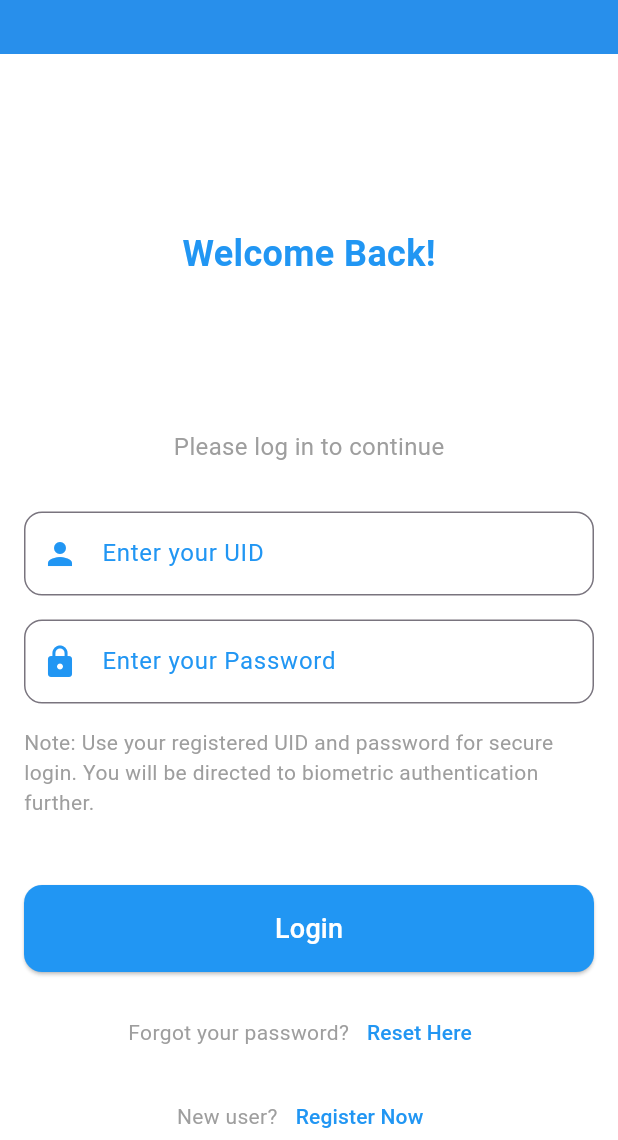
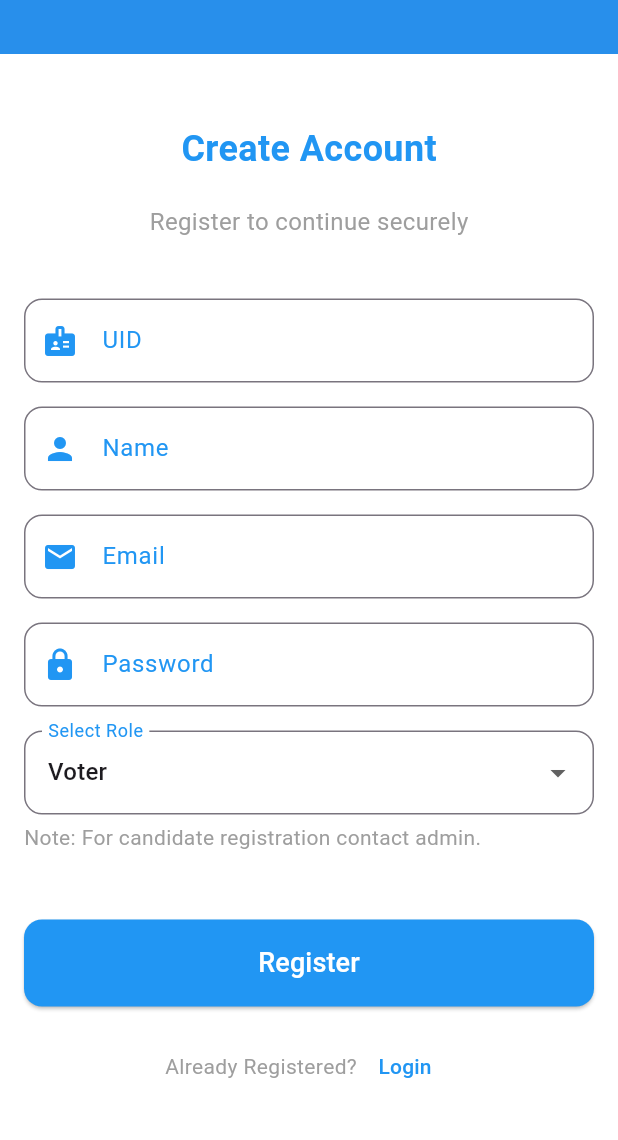
Before and after one commit to Anichattrjee/Final_Yr_Project, a Flutter app: the LoginPage screen opened directly, after a tap on "Register Now", on a phone screen of 412 x 824 dp, the part 96-1236 px from its top. Run offline on Flutter 3.47's test engine with Material 3 defaults, Android fonts, the phone set to English and light mode, and no system bars; our stand-ins replace eva_icons_flutter, get, get_storage, shared_preferences, velocity_x; accounts and stored records are empty.

Commit message:
login integration | user state persistence

```diff
--- a/app/lib/auth/auth_wrapper.dart
+++ b/app/lib/auth/auth_wrapper.dart
@@ -1,5 +1,6 @@
 import 'package:flutter/widgets.dart';
 import 'package:get/get.dart';
+
 import '../controllers/auth_controller.dart';
 import '../database/local_storage.dart';
 import '../pages/login_page.dart';
@@ -8,28 +9,31 @@ import '../pages/navigation_wrapper.dart';
 class AuthWrapper {
   final AuthController _authController = Get.put(AuthController());
 
-  var _user;  // to be modified with the user-model after the backend is ready
-  String? _email;
+  var _loggedIn;
+  String? _email = '';
+  String? _password = '';
 
   Future<Widget> navigateUser() async {
-    _user = _authController.user.value;
+    await fetchUser();
 
-    if (_user != null) {
-      // _email = await LocalStorage.getUserEmail();
-      // if (_email != null && _email!.isNotEmpty) {
+    if (_loggedIn != null && _loggedIn) {
+      debugPrint(_loggedIn.toString());
+      bool loginSuccess =
+          await _authController.login(_email.toString(), _password.toString());
+
+      if (loginSuccess) {
         return NavigationWrapper();
-      // }
-      // else {
-      //   return const LoginPage();
-      // }
-    } else {
-      return const LoginPage();
+      } else {
+        return LoginPage();
+      }
     }
+
+    return const LoginPage();
   }
 
-  // Optional: This method can be used to explicitly fetch user data when needed
-  void fetchUser() async {
-    _user = _authController.user.value;
+  Future<void> fetchUser() async {
+    _password = await LocalStorage.getUserPassword();
     _email = await LocalStorage.getUserEmail();
+    _loggedIn = await LocalStorage.isLoggedIn();
   }
 }
--- a/app/lib/controllers/auth_controller.dart
+++ b/app/lib/controllers/auth_controller.dart
@@ -1,19 +1,45 @@
+import 'dart:convert';
+
+import 'package:app/database/local_storage.dart';
+import 'package:app/utils/AppConstant.dart';
+import 'package:flutter/material.dart';
 import 'package:get/get.dart';
+import 'package:http/http.dart' as http;
 
 class AuthController extends GetxController {
   var isLoading = false.obs;
   var errorMessage = ''.obs;
-  var user =
-      ''.obs; // to be modified with the user-model after the backend is ready
-  Future<void> login(String username, String password) async {
+  var token = ''.obs;
+  var user = {}.obs;
+  var loggedIn = false.obs;
+  final String baseUrl = AppConstant.baseurlLocal + '/auth';
+
+  Future<bool> login(String email, String password) async {
+    debugPrint("inside login");
+    debugPrint(baseUrl);
     isLoading.value = true;
     try {
-      await Future.delayed(Duration(seconds: 2));
-      if (username == "test" && password == "password") {
-        Get.snackbar("Login Success", "Welcome, $username!");
-        user.value = "testuser";
+      final response = await http.post(
+        Uri.parse('$baseUrl/login'),
+        headers: {'Content-Type': 'application/json'},
+        body: jsonEncode({'email': email, 'password': password}),
+      );
+
+      final data = jsonDecode(response.body);
+      if (response.statusCode == 200) {
+        loggedIn.value = true;
+        token.value = data['token'];
+        user.value = data['user'];
+
+        await LocalStorage.saveUserDetails(
+            name: data['user']['username'],
+            email: data['user']['email'],
+            pwd: password);
+        debugPrint('user loggedIn' + loggedIn.value.toString());
+        Get.snackbar("Login Success", "Welcome, ${data['user']['username']}!");
+        return true;
       } else {
-        throw Exception("Invalid username or password.");
+        throw Exception(data['message']);
       }
     } catch (e) {
       errorMessage.value = e.toString();
@@ -21,9 +47,84 @@ class AuthController extends GetxController {
     } finally {
       isLoading.value = false;
     }
+    return false;
+  }
+
+  Future<void> register(Map<String, dynamic> formData) async {
+    debugPrint("inside register");
+    debugPrint(baseUrl);
+    isLoading.value = true;
+    try {
+      final response = await http.post(
+        Uri.parse('$baseUrl/register'),
+        headers: {'Content-Type': 'application/json'},
+        body: jsonEncode(formData),
+      );
+
+      final data = jsonDecode(response.body);
+      if (response.statusCode == 201) {
+        Get.snackbar("Registration Success", data['message']);
+      } else {
+        throw Exception(data['message']);
+      }
+    } catch (e) {
+      errorMessage.value = e.toString();
+      Get.snackbar("Registration Failed", errorMessage.value);
+    } finally {
+      isLoading.value = false;
+    }
+  }
+
+  Future<void> requestPasswordReset(String email) async {
+    isLoading.value = true;
+    try {
+      final response = await http.post(
+        Uri.parse('$baseUrl/reset-password-request'),
+        headers: {'Content-Type': 'application/json'},
+        body: jsonEncode({'email': email}),
+      );
+
+      final data = jsonDecode(response.body);
+      if (response.statusCode == 200) {
+        Get.snackbar("Token Sent", "Reset token: ${data['resetToken']}");
+        // In production, you'd email the token and not show it
+      } else {
+        throw Exception(data['message']);
+      }
+    } catch (e) {
+      errorMessage.value = e.toString();
+      Get.snackbar("Reset Failed", errorMessage.value);
+    } finally {
+      isLoading.value = false;
+    }
+  }
+
+  Future<void> resetPassword(String token, String newPassword) async {
+    isLoading.value = true;
+    try {
+      final response = await http.post(
+        Uri.parse('$baseUrl/reset-password'),
+        headers: {'Content-Type': 'application/json'},
+        body: jsonEncode({'token': token, 'newPassword': newPassword}),
+      );
+
+      final data = jsonDecode(response.body);
+      if (response.statusCode == 200) {
+        Get.snackbar("Success", data['message']);
+      } else {
+        throw Exception(data['message']);
+      }
+    } catch (e) {
+      errorMessage.value = e.toString();
+      Get.snackbar("Reset Failed", errorMessage.value);
+    } finally {
+      isLoading.value = false;
+    }
   }
 
   void logout() {
+    token.value = '';
+    user.value = {};
     Get.snackbar("Logout", "You have successfully logged out.");
   }
 
--- a/app/lib/controllers/navigation_controller.dart
+++ b/app/lib/controllers/navigation_controller.dart
@@ -1,4 +1,3 @@
-
 import 'package:flutter/material.dart';
 import 'package:get/get.dart';
 import 'package:get_storage/get_storage.dart';
--- a/app/lib/pages/login_page.dart
+++ b/app/lib/pages/login_page.dart
@@ -1,6 +1,10 @@
+import 'package:app/pages/navigation_wrapper.dart';
+import 'package:app/pages/register_page.dart';
 import 'package:flutter/material.dart';
+import 'package:get/get.dart';
 import 'package:velocity_x/velocity_x.dart';
 
+import '../controllers/auth_controller.dart';
 import '../utils/AppColors.dart';
 
 class LoginPage extends StatelessWidget {
@@ -8,6 +12,11 @@ class LoginPage extends StatelessWidget {
 
   @override
   Widget build(BuildContext context) {
+    debugPrint("login page");
+    final AuthController authController = Get.put(AuthController());
+    final TextEditingController emailController = TextEditingController();
+    final TextEditingController passwordController = TextEditingController();
+
     return Scaffold(
       backgroundColor: AppColors.white,
       appBar: AppBar(
@@ -20,13 +29,12 @@ class LoginPage extends StatelessWidget {
         centerTitle: true,
         elevation: 5,
       ),
-      body: SingleChildScrollView(
+      body: Obx(() => SingleChildScrollView(
             child: Padding(
               padding: const EdgeInsets.all(16.0),
               child: Column(
                 mainAxisAlignment: MainAxisAlignment.center,
                 children: [
-              // Title
                   100.heightBox,
                   Text(
                     'Welcome Back!',
@@ -46,10 +54,12 @@ class LoginPage extends StatelessWidget {
                   ),
                   const SizedBox(height: 32),
 
-              // UID Field
+                  // Email Field
                   TextField(
+                    keyboardType: TextInputType.emailAddress,
+                    controller: emailController,
                     decoration: InputDecoration(
-                  labelText: 'Enter your UID',
+                      labelText: 'Enter your email',
                       labelStyle: TextStyle(color: AppColors.primaryBlue),
                       border: OutlineInputBorder(
                         borderRadius: BorderRadius.circular(12),
@@ -58,13 +68,15 @@ class LoginPage extends StatelessWidget {
                         borderSide: BorderSide(color: AppColors.primaryBlue),
                         borderRadius: BorderRadius.circular(12),
                       ),
-                  prefixIcon: Icon(Icons.person, color: AppColors.primaryBlue),
+                      prefixIcon:
+                          Icon(Icons.mail, color: AppColors.primaryBlue),
                     ),
                   ),
                   const SizedBox(height: 16),
 
                   // Password Field
                   TextField(
+                    controller: passwordController,
                     obscureText: true,
                     decoration: InputDecoration(
                       labelText: 'Enter your Password',
@@ -76,16 +88,16 @@ class LoginPage extends StatelessWidget {
                         borderSide: BorderSide(color: AppColors.primaryBlue),
                         borderRadius: BorderRadius.circular(12),
                       ),
-                  prefixIcon: Icon(Icons.lock, color: AppColors.primaryBlue),
+                      prefixIcon:
+                          Icon(Icons.lock, color: AppColors.primaryBlue),
                     ),
                   ),
                   const SizedBox(height: 16),
 
-              // Instructions
                   Align(
                     alignment: Alignment.centerLeft,
                     child: Text(
-                  'Note: Use your registered UID and password for secure login. You will be directed to biometric authentication further.',
+                      'Note: Use your registered email and password for secure login.',
                       style: TextStyle(
                         fontSize: 14,
                         color: AppColors.grey,
@@ -93,19 +105,29 @@ class LoginPage extends StatelessWidget {
                     ),
                   ),
                   45.heightBox,
+
                   // Login Button
                   SizedBox(
                     width: double.infinity,
                     child: ElevatedButton(
-                  onPressed: () {
-                    // Handle login action
-                    ScaffoldMessenger.of(context).showSnackBar(
-                      SnackBar(
-                        content: const Text(
-                            'Login functionality is not implemented yet.'),
-                        backgroundColor: AppColors.primaryBlue,
-                      ),
-                    );
+                      onPressed: authController.isLoading.value
+                          ? null
+                          : () {
+                              final email = emailController.text.trim();
+                              final password = passwordController.text.trim();
+                              if (email.isEmpty || password.isEmpty) {
+                                Get.snackbar("Error",
+                                    "Please enter both email and password",
+                                    backgroundColor: Colors.redAccent,
+                                    colorText: Colors.white);
+                              } else {
+                                authController
+                                    .login(email, password)
+                                    .then((value) {
+                                  if (value)
+                                    Get.offAll(() => NavigationWrapper());
+                                });
+                              }
                             },
                       style: ElevatedButton.styleFrom(
                         backgroundColor: AppColors.primaryBlue,
@@ -114,31 +136,27 @@ class LoginPage extends StatelessWidget {
                           borderRadius: BorderRadius.circular(12),
                         ),
                       ),
-                  child: const Text(
+                      child: authController.isLoading.value
+                          ? const CircularProgressIndicator(color: Colors.white)
+                          : const Text(
                               'Login',
-                    style: TextStyle(fontSize: 18, color: AppColors.white),
+                              style: TextStyle(
+                                  fontSize: 18, color: AppColors.white),
                             ),
                     ),
                   ),
 
                   const SizedBox(height: 16),
 
-              // Forgot Password & Register
                   Row(
                     mainAxisAlignment: MainAxisAlignment.center,
                     children: [
-                  Text(
-                    'Forgot your password?',
-                    style: TextStyle(color: AppColors.grey),
-                  ),
+                      Text('Forgot your password?',
+                          style: TextStyle(color: AppColors.grey)),
                       TextButton(
-                    onPressed: () {
-                      // Handle forgot password
-                    },
-                    child: Text(
-                      'Reset Here',
-                      style: TextStyle(color: AppColors.primaryBlue),
-                    ),
+                        onPressed: () {},
+                        child: Text('Reset Here',
+                            style: TextStyle(color: AppColors.primaryBlue)),
                       ),
                     ],
                   ),
@@ -146,25 +164,21 @@ class LoginPage extends StatelessWidget {
                   Row(
                     mainAxisAlignment: MainAxisAlignment.center,
                     children: [
-                  Text(
-                    'New user?',
-                    style: TextStyle(color: AppColors.grey),
-                  ),
+                      Text('New user?',
+                          style: TextStyle(color: AppColors.grey)),
                       TextButton(
                         onPressed: () {
-                      // Handle registration
+                          Get.off(() => RegisterPage());
                         },
-                    child: Text(
-                      'Register Now',
-                      style: TextStyle(color: AppColors.primaryBlue),
-                    ),
+                        child: Text('Register Now',
+                            style: TextStyle(color: AppColors.primaryBlue)),
                       ),
                     ],
                   ),
                 ],
               ),
             ),
-      ),
+          )),
     );
   }
 }
--- /dev/null
+++ b/app/lib/pages/register_page.dart
@@ -0,0 +1,213 @@
+import 'package:flutter/material.dart';
+import 'package:get/get.dart';
+import 'package:velocity_x/velocity_x.dart';
+
+import '../controllers/auth_controller.dart';
+import '../utils/AppColors.dart';
+import 'login_page.dart';
+
+class RegisterPage extends StatelessWidget {
+  final AuthController authController = Get.put(AuthController());
+
+  final TextEditingController uidController = TextEditingController();
+  final TextEditingController nameController = TextEditingController();
+  final TextEditingController emailController = TextEditingController();
+  final TextEditingController passwordController = TextEditingController();
+
+  final RxString selectedRole = 'voter'.obs;
+
+  RegisterPage({super.key});
+
+  void _submitForm() {
+    final formData = {
+      "uid": uidController.text.trim(),
+      "name": nameController.text.trim(),
+      "email": emailController.text.trim(),
+      "password": passwordController.text.trim(),
+      "role": selectedRole.value,
+    };
+    authController.register(formData);
+  }
+
+  @override
+  Widget build(BuildContext context) {
+    return Scaffold(
+      backgroundColor: AppColors.white,
+      appBar: AppBar(
+        toolbarHeight: 100,
+        backgroundColor: AppColors.primaryBlue,
+        title: const Text(
+          'E-VOTING SYSTEMS',
+          style: TextStyle(fontWeight: FontWeight.bold, color: AppColors.white),
+        ),
+        centerTitle: true,
+        elevation: 5,
+      ),
+      body: SingleChildScrollView(
+        padding: const EdgeInsets.all(16.0),
+        child: Column(
+          mainAxisAlignment: MainAxisAlignment.center,
+          children: [
+            30.heightBox,
+            Text(
+              'Create Account',
+              style: TextStyle(
+                fontSize: 24,
+                fontWeight: FontWeight.bold,
+                color: AppColors.primaryBlue,
+              ),
+            ),
+            20.heightBox,
+            Text(
+              'Register to continue securely',
+              style: TextStyle(fontSize: 16, color: AppColors.grey),
+            ),
+            40.heightBox,
+
+            // UID
+            TextField(
+              controller: uidController,
+              decoration: InputDecoration(
+                labelText: 'UID',
+                labelStyle: TextStyle(color: AppColors.primaryBlue),
+                prefixIcon: Icon(Icons.badge, color: AppColors.primaryBlue),
+                border:
+                    OutlineInputBorder(borderRadius: BorderRadius.circular(12)),
+                focusedBorder: OutlineInputBorder(
+                  borderSide: BorderSide(color: AppColors.primaryBlue),
+                  borderRadius: BorderRadius.circular(12),
+                ),
+              ),
+            ),
+            16.heightBox,
+
+            // Name
+            TextField(
+              controller: nameController,
+              decoration: InputDecoration(
+                labelText: 'Name',
+                labelStyle: TextStyle(color: AppColors.primaryBlue),
+                prefixIcon: Icon(Icons.person, color: AppColors.primaryBlue),
+                border:
+                    OutlineInputBorder(borderRadius: BorderRadius.circular(12)),
+                focusedBorder: OutlineInputBorder(
+                  borderSide: BorderSide(color: AppColors.primaryBlue),
+                  borderRadius: BorderRadius.circular(12),
+                ),
+              ),
+            ),
+            16.heightBox,
+
+            // Phone
+            TextField(
+              controller: emailController,
+              keyboardType: TextInputType.emailAddress,
+              decoration: InputDecoration(
+                labelText: 'Email',
+                labelStyle: TextStyle(color: AppColors.primaryBlue),
+                prefixIcon: Icon(Icons.email, color: AppColors.primaryBlue),
+                border:
+                    OutlineInputBorder(borderRadius: BorderRadius.circular(12)),
+                focusedBorder: OutlineInputBorder(
+                  borderSide: BorderSide(color: AppColors.primaryBlue),
+                  borderRadius: BorderRadius.circular(12),
+                ),
+              ),
+            ),
+            16.heightBox,
+
+            // Password
+            TextField(
+              controller: passwordController,
+              obscureText: true,
+              decoration: InputDecoration(
+                labelText: 'Password',
+                labelStyle: TextStyle(color: AppColors.primaryBlue),
+                prefixIcon: Icon(Icons.lock, color: AppColors.primaryBlue),
+                border:
+                    OutlineInputBorder(borderRadius: BorderRadius.circular(12)),
+                focusedBorder: OutlineInputBorder(
+                  borderSide: BorderSide(color: AppColors.primaryBlue),
+                  borderRadius: BorderRadius.circular(12),
+                ),
+              ),
+            ),
+            16.heightBox,
+
+            // Role Dropdown
+            Obx(() => DropdownButtonFormField<String>(
+                  value: selectedRole.value,
+                  items: [
+                    'voter',
+                  ]
+                      .map((role) => DropdownMenuItem(
+                            value: role,
+                            child: Text(role.capitalize!),
+                          ))
+                      .toList(),
+                  onChanged: (value) => selectedRole.value = value!,
+                  decoration: InputDecoration(
+                    labelText: 'Select Role',
+                    labelStyle: TextStyle(color: AppColors.primaryBlue),
+                    border: OutlineInputBorder(
+                        borderRadius: BorderRadius.circular(12)),
+                    focusedBorder: OutlineInputBorder(
+                      borderSide: BorderSide(color: AppColors.primaryBlue),
+                      borderRadius: BorderRadius.circular(12),
+                    ),
+                  ),
+                )),
+            5.heightBox,
+            Align(
+              alignment: Alignment.centerLeft,
+              child: Text(
+                'Note: For candidate registration contact admin.',
+                style: TextStyle(
+                  fontSize: 14,
+                  color: AppColors.grey,
+                ),
+              ),
+            ),
+            45.heightBox,
+
+            // Register Button
+            SizedBox(
+              width: double.infinity,
+              child: ElevatedButton(
+                onPressed: _submitForm,
+                style: ElevatedButton.styleFrom(
+                  backgroundColor: AppColors.primaryBlue,
+                  padding: const EdgeInsets.symmetric(vertical: 16),
+                  shape: RoundedRectangleBorder(
+                    borderRadius: BorderRadius.circular(12),
+                  ),
+                ),
+                child: const Text(
+                  'Register',
+                  style: TextStyle(fontSize: 18, color: AppColors.white),
+                ),
+              ),
+            ),
+            16.heightBox,
+
+            // Redirect to Login
+            Row(
+              mainAxisAlignment: MainAxisAlignment.center,
+              children: [
+                Text('Already Registered?',
+                    style: TextStyle(color: AppColors.grey)),
+                TextButton(
+                  onPressed: () {
+                    Get.off(() => const LoginPage());
+                  },
+                  child: Text('Login',
+                      style: TextStyle(color: AppColors.primaryBlue)),
+                ),
+              ],
+            ),
+          ],
+        ),
+      ),
+    );
+  }
+}
--- a/app/lib/utils/AppConstant.dart
+++ b/app/lib/utils/AppConstant.dart
@@ -4,6 +4,7 @@ import 'package:app/pages/voting_page.dart';
 import 'package:flutter/material.dart';
 
 class AppConstant {
+  static String baseurlLocal = "http://192.168.1.136:3000/api";
   static List<Widget> navpages = [
     HomePage(),
     VotingPage(),
--- a/app/pubspec.yaml
+++ b/app/pubspec.yaml
@@ -19,6 +19,7 @@ dependencies:
 
   shared_preferences:
   fluttertoast: ^8.2.6
+  http: ^1.2.2
 
 
 dev_dependencies:
```
Also changed, not shown: app/lib/database/local_storage.dart (+20 -23 lines), app/lib/pages/home_page.dart (+43 -2 lines), app/lib/pages/personal_details_page.dart (+9 -4 lines), app/lib/pages/voting_page.dart (+10 -1 lines), app/lib/pages/navigation_wrapper.dart (line endings or trailing spaces), app/pubspec.lock. Lines whose indentation alone changed are shown as unchanged.
